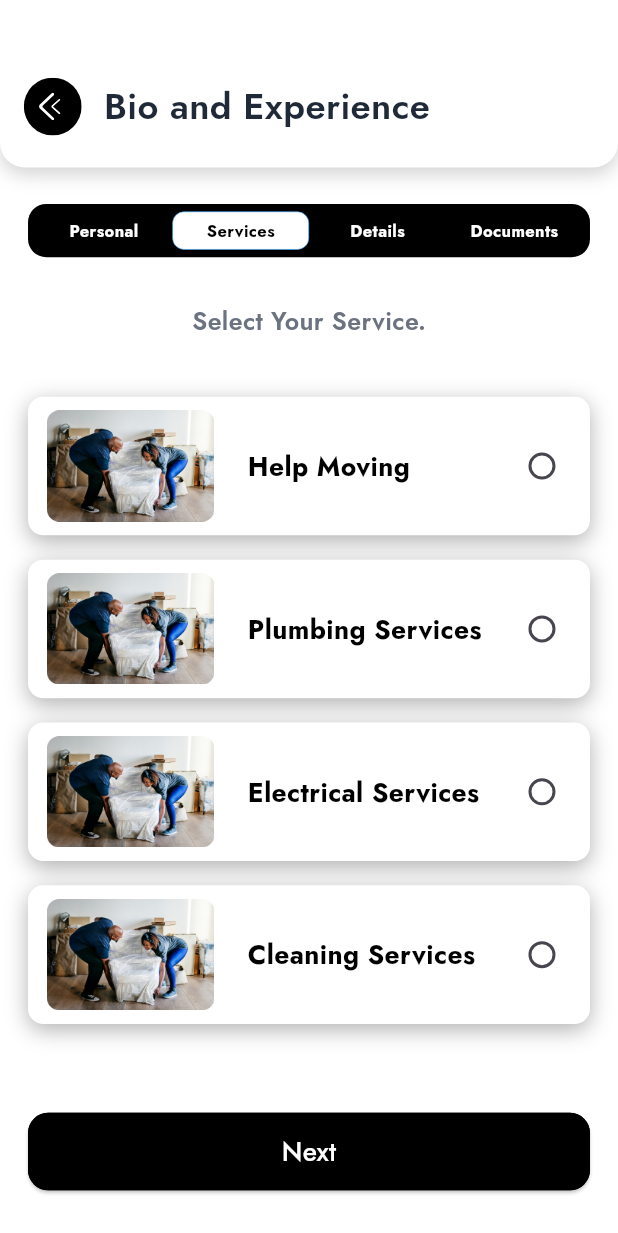
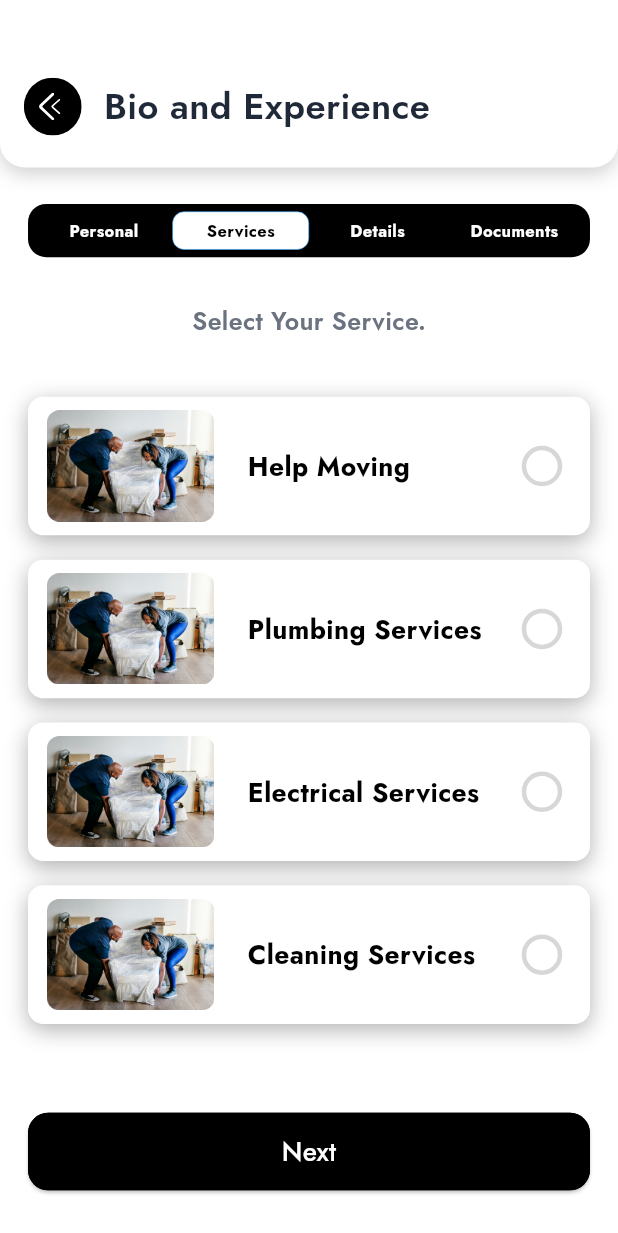
Before and after one commit to Hamzair/reapiroo_app, a Flutter app: the BioAndExperienceMain screen opened directly, after a tap on "Services", on a phone screen of 412 x 824 dp. Shown: the top 1233 px of the screen. Run offline on Flutter 3.47's test engine with Material 3 defaults, Android fonts, the phone set to English and light mode, and no system bars; our stand-ins replace animated_notch_bottom_bar, audioplayers, chewie, flutter_screenutil, flutter_svg, font_awesome_flutter and 9 more; missing offline and left inert: audio_wave, flutter_sound, voice_message_package; project files that could hold a hidden picture were left out.

Commit message:
midhat changes.....26.

```diff
--- a/lib/const/color.dart
+++ b/lib/const/color.dart
@@ -17,6 +17,7 @@ class AppColors {
   static const Color goldenstar= Color.fromRGBO(253, 200, 61, 1);
   static const Color switchGreen = Color(0xFF00D407);
   static const Color buttonborder = Color(0xFFA6A6A6);
+  static const Color outline = Color(0xFFD7D7D7);
 
 
 
--- a/lib/views/auth/signup_view/components/service_screen.dart
+++ b/lib/views/auth/signup_view/components/service_screen.dart
@@ -73,7 +73,9 @@ class _ServicesScreenState extends State<ServicesScreen> {
                           style: jost700(16.sp, AppColors.primary),
                         ),
                       ),
-                      Radio<String>(
+                  Transform.scale(
+                    scale: 1.5, // Adjust this value to increase or decrease the size
+                    child: Radio<String>(
                       value: services[index],
                       groupValue: selectedService,
                       onChanged: (String? value) {
@@ -81,8 +83,18 @@ class _ServicesScreenState extends State<ServicesScreen> {
                           selectedService = value; // Update selected service
                         });
                       },
-                        activeColor: AppColors.primary, // Set your active color
+                      activeColor: AppColors.primary, // Set your active color for selected state
+                      fillColor: MaterialStateProperty.resolveWith<Color>(
+                            (Set<MaterialState> states) {
+                          if (states.contains(MaterialState.selected)) {
+                            return AppColors.primary; // Use active color when selected
+                          }
+                          return AppColors.outline; // Use red color when unselected
+                        },
                       ),
+                    ),
+                  ),
+
                   ],
                   ),
                 ),
```
Lines whose indentation alone changed are shown as unchanged.
